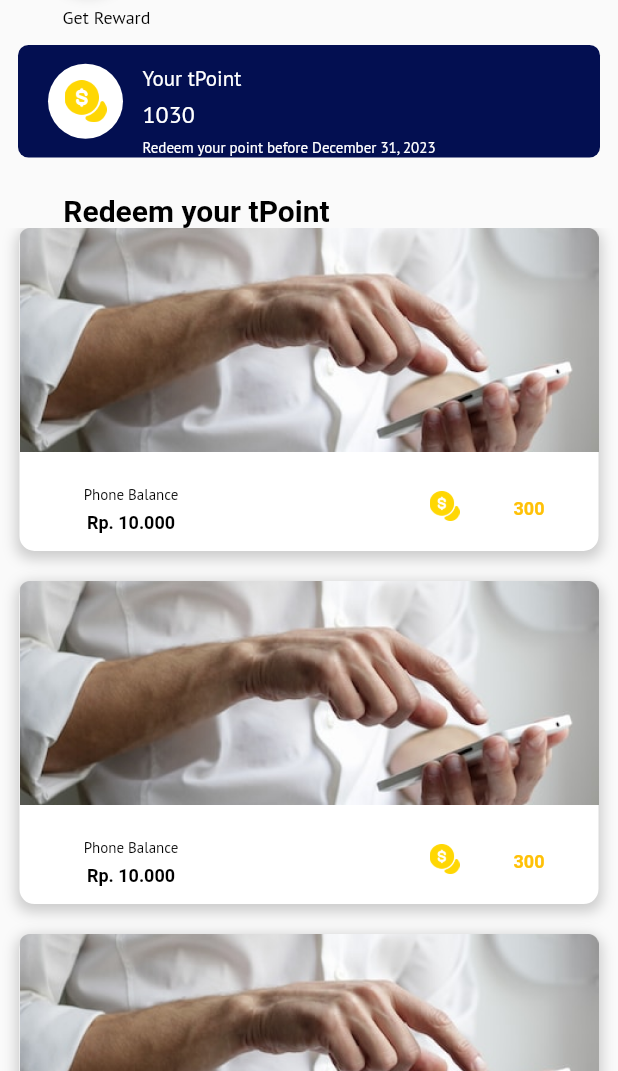
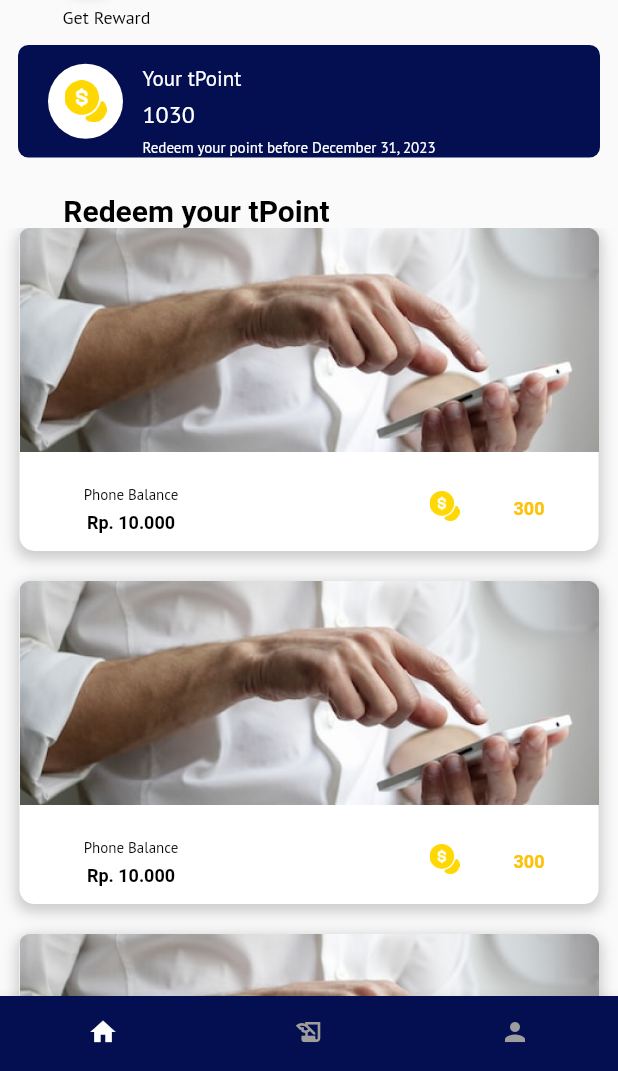
Before and after one commit to Kelompok-14-Loyalty-Point-Agent/Flutter, a Flutter app: the GetRewardScreen screen opened directly, on a phone screen of 412 x 824 dp, the part 165-1236 px from its top. Run offline on Flutter 3.47's test engine with Material 2 defaults, Android fonts, the phone set to English and light mode, and no system bars; our stand-ins replace carousel_slider, dots_indicator, flutter_otp_text_field, google_fonts.

Commit message:
fixing bottom navbar

```diff
--- a/lib/ui/bottom_navbar_page/bottom_navbar.dart
+++ b/lib/ui/bottom_navbar_page/bottom_navbar.dart
@@ -1,4 +1,4 @@
-import 'package:capstone_14/ui/profile/profile_screen.dart';
+
 import 'package:flutter/material.dart';
 
 import '../credit_data_transaction/credit_data_screen.dart';
@@ -19,8 +19,8 @@ class _BottomNavBarState extends State<BottomNavBar> {
 
   final List<Widget> pages = [
     const HomePage(),
-    const CreditDataScreen(),
-    const ProfileScreen(),
+    // const CreditDataScreen(),
+    // const ProfileScreen(),
   ];
 
   @override
--- a/lib/ui/get_reward/get_reward_screen.dart
+++ b/lib/ui/get_reward/get_reward_screen.dart
@@ -4,6 +4,10 @@ import 'package:capstone_14/widgets/article_box_custom.dart';
 import 'package:capstone_14/ui/bottom_navbar_page/bottom_navbar.dart';
 import 'package:capstone_14/widgets/top_bar_page.dart';
 import 'package:flutter/material.dart';
+
+import '../credit_data_transaction/credit_data_screen.dart';
+import '../home/home_page.dart';
+
 
 class GetRewardScreen extends StatefulWidget {
   const GetRewardScreen({Key? key});
@@ -13,20 +17,20 @@ class GetRewardScreen extends StatefulWidget {
 }
 
 class _GetRewardScreenState extends State<GetRewardScreen> {
+  int? index;
+
+  final List<Widget> pages = [
+    const HomePage(),
+    // const CreditDataScreen(),
+    // const ProfileScreen(),
+  ];
+
   @override
   Widget build(BuildContext context) {
-    return WillPopScope(
-      onWillPop: () async {
-        Navigator.pushAndRemoveUntil(
-            context,
-            MaterialPageRoute(
-              builder: (context) => BottomNavBar(currentIndex: 0),
-            ),
-            (route) => false);
-        return false;
-      },
-      child: Scaffold(
-        body: Column(
+    return Scaffold(
+      body: index != null
+          ? pages[index ?? 0]
+          : Column(
               children: [
                 Padding(
                   padding: const EdgeInsets.only(top: 50),
@@ -41,11 +45,12 @@ class _GetRewardScreenState extends State<GetRewardScreen> {
                 Column(
                   children: [
                     Padding(
-                  padding:
-                      const EdgeInsets.only(right: 270, top: 10, bottom: 10),
+                      padding: const EdgeInsets.only(
+                          right: 270, top: 10, bottom: 10),
                       child: Text(
                         "Get Reward",
-                    style: TextStyleConst.description3WithColor(Colors.black),
+                        style:
+                            TextStyleConst.description3WithColor(Colors.black),
                       ),
                     ),
                   ],
@@ -174,6 +179,37 @@ class _GetRewardScreenState extends State<GetRewardScreen> {
                 )
               ],
             ),
+      bottomNavigationBar: Container(
+        height: 50,
+        child: BottomNavigationBar(
+          currentIndex: index ?? 0,
+          onTap: (int i) {
+            setState(() {
+              index = i;
+            });
+          },
+          type: BottomNavigationBarType.fixed,
+          selectedItemColor: Colors.white,
+          unselectedItemColor: Colors.grey,
+          iconSize: 20,
+          backgroundColor: const Color(0xFF030F51),
+          showSelectedLabels: false,
+          showUnselectedLabels: false,
+          items: const [
+            BottomNavigationBarItem(
+              icon: Icon(Icons.home),
+              label: "Home",
+            ),
+            BottomNavigationBarItem(
+              icon: Icon(Icons.history_edu_outlined),
+              label: "history transaction",
+            ),
+            BottomNavigationBarItem(
+              icon: Icon(Icons.person),
+              label: "profile",
+            ),
+          ],
+        ),
       ),
     );
   }
--- a/lib/ui/home/home_page.dart
+++ b/lib/ui/home/home_page.dart
@@ -319,7 +319,7 @@ class _HomePageState extends State<HomePage> {
                     ),
                     ButtonCustome(
                       onPressed: () {
-                        Navigator.push(
+                        Navigator.pushReplacement(
                           context,
                           MaterialPageRoute(
                             builder: (context) => const GetRewardScreen(),
```
Also changed, not shown: lib/ui/profile/profile_screen.dart (deleted, +0 -12 lines). Lines whose indentation alone changed are shown as unchanged.
